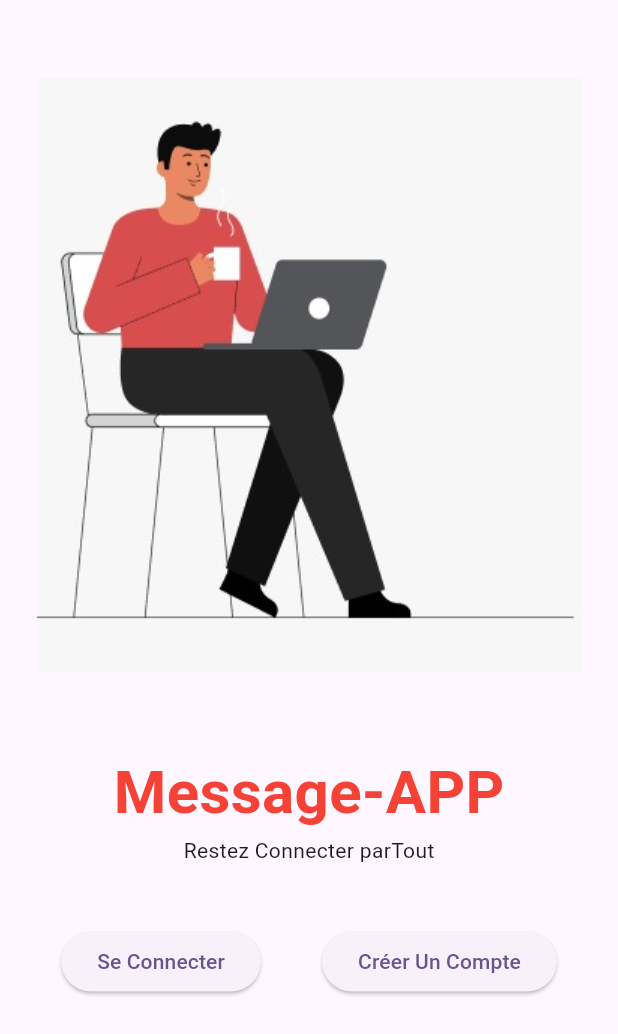
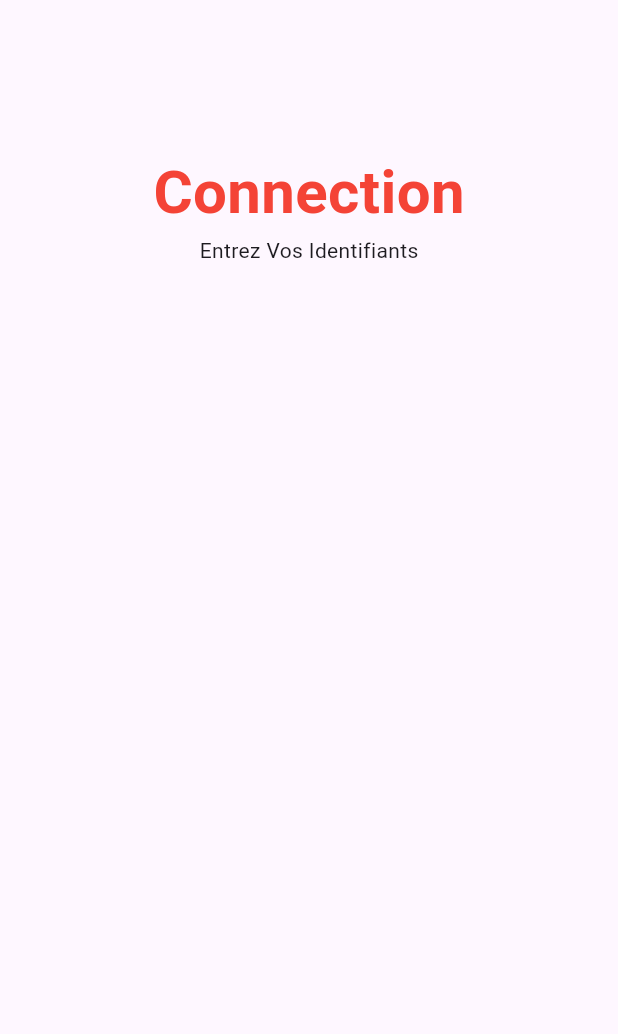
Before and after one commit to Dieng05/message_app, a Flutter app: the screen it shows after launch, on a phone screen of 412 x 824 dp. Shown: the top 1034 px of the screen. Run offline on Flutter 3.47's test engine with Material 3 defaults, Android fonts, the phone set to English and light mode, and no system bars.

Commit message:
UserConnection started

```diff
--- a/lib/main.dart
+++ b/lib/main.dart
@@ -1,5 +1,6 @@
 import 'package:flutter/material.dart';
 import 'package:message_app/pages/Acceuil.dart';
+import 'package:message_app/pages/UserConnection.dart';
 
 void main() {
   runApp(const MyApp());
@@ -16,7 +17,7 @@ class MyApp extends StatelessWidget {
       theme: ThemeData(
         colorScheme: .fromSeed(seedColor: Colors.deepPurple),
       ),
-      home: Acceuil()
+      home: Userconnection()
     );
   }
 }
--- a/lib/pages/UserConnection.dart
+++ b/lib/pages/UserConnection.dart
@@ -0,0 +1,27 @@
+import 'package:flutter/cupertino.dart';
+import 'package:flutter/material.dart';
+
+class Userconnection extends StatefulWidget {
+  const Userconnection({super.key});
+
+  @override
+  State<Userconnection> createState() => _UserconnectionState();
+}
+
+class _UserconnectionState extends State<Userconnection> {
+  @override
+  Widget build(BuildContext context) {
+    return Scaffold(
+        body: Column(
+            children: [
+              SizedBox(height: 100),
+              Center(
+                child: Text('Connection', style: TextStyle(
+                    color: Colors.red, fontSize: 40, fontWeight: FontWeight.bold),),
+              ),
+              Text('Entrez Vos Identifiants'),
+        ]
+    )
+    );
+  }
+}
```
Also changed, not shown: lib/models/User.dart (added, +8 -0 lines), lib/pages/ConnectionForm.dart (added, +15 -0 lines).
